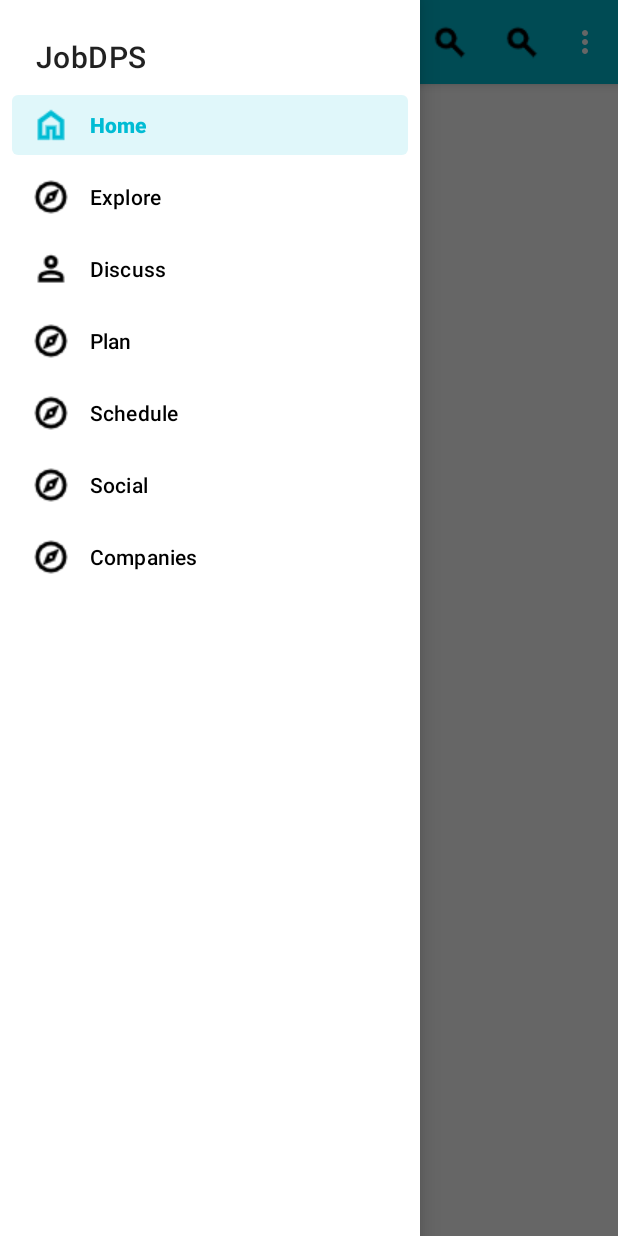
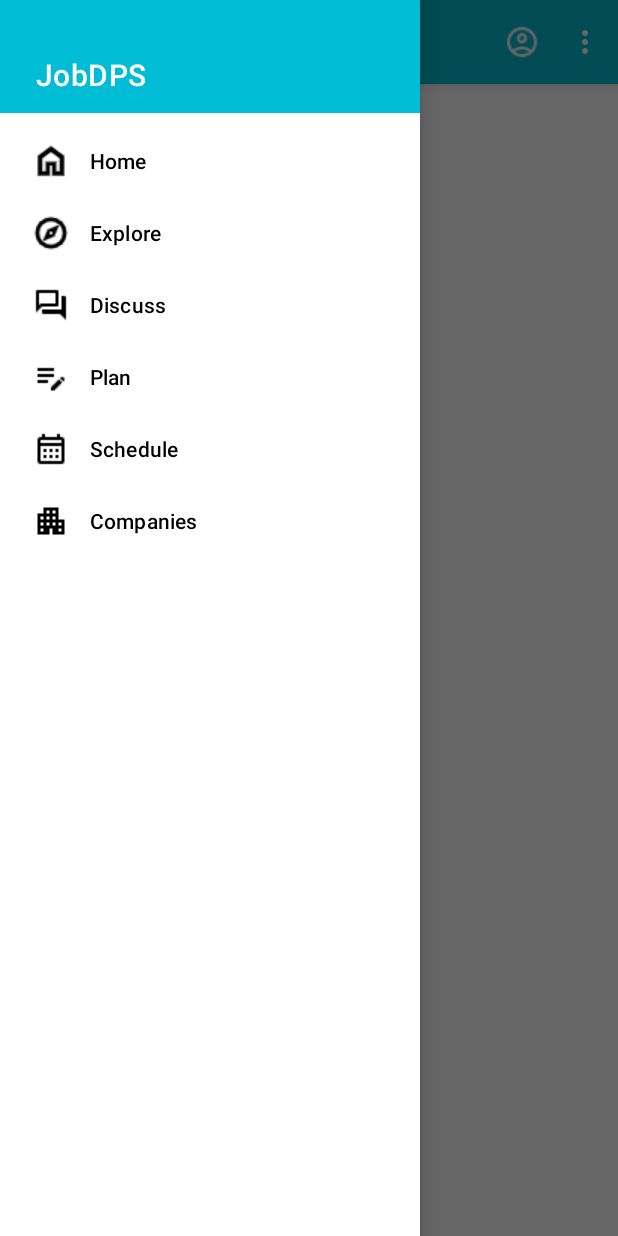
Before and after one commit to JobDPS/android-src, an Android app: the screen it shows after launch (MainActivity), with the side drawer open, on a phone screen of 412 x 824 dp. Run offline under Robolectric (Android 15) with nearby library versions, the phone set to English and light mode, and no system bars.

Commit message:
Finalize pages to add, finish menu icons.

```diff
--- a/app/src/main/java/com/example/jobdps/MainActivity.java
+++ b/app/src/main/java/com/example/jobdps/MainActivity.java
@@ -114,9 +114,6 @@ public class MainActivity extends AppCompatActivity {
                 fragmentClass = ScheduleFragment.class;
                 break;
             case R.id.nav_item6:
-                fragmentClass = SocialFragment.class;
-                break;
-            case R.id.nav_item7:
                 fragmentClass = CompaniesFragment.class;
                 break;
             default:
--- a/app/src/main/res/layout/activity_main.xml
+++ b/app/src/main/res/layout/activity_main.xml
@@ -27,7 +27,7 @@
                 android:id="@+id/topAppBar"
                 android:layout_width="match_parent"
                 android:layout_height="?attr/actionBarSize"
-                app:navigationIcon="@drawable/menu_icon_24dp"
+                app:navigationIcon="@drawable/menu_icon_36dp"
                 app:title="@string/page_title"
                 style="@style/Widget.MaterialComponents.Toolbar.Primary" />
 
--- a/app/src/main/res/layout/header_navigation_drawer.xml
+++ b/app/src/main/res/layout/header_navigation_drawer.xml
@@ -3,15 +3,18 @@
     android:layout_width="match_parent"
     android:layout_height="wrap_content"
     android:orientation="vertical"
+    android:background="@color/primaryBlue"
     xmlns:android="http://schemas.android.com/apk/res/android">
 
     <TextView
-    android:layout_width="wrap_content"
-    android:layout_height="wrap_content"
-    android:layout_marginTop="24dp"
-    android:layout_marginStart="24dp"
-    android:layout_marginEnd="24dp"
-    android:textAppearance="?attr/textAppearanceHeadline6"
-    android:text="@string/nav_header_title" />
+        android:layout_width="wrap_content"
+        android:layout_height="wrap_content"
+        android:layout_marginTop="36dp"
+        android:layout_marginStart="24dp"
+        android:layout_marginEnd="24dp"
+        android:layout_marginBottom="12dp"
+        android:textColor="@color/white"
+        android:textAppearance="?attr/textAppearanceHeadline6"
+        android:text="@string/nav_header_title"/>
 
 </LinearLayout>
--- a/app/src/main/res/menu/navigation_drawer.xml
+++ b/app/src/main/res/menu/navigation_drawer.xml
@@ -6,31 +6,26 @@
         <item
             android:id="@+id/nav_item1"
             android:icon="@drawable/home_icon_24dp"
-            android:title="@string/nav_title_1"
-            android:checked="true" />
+            android:title="@string/nav_title_1" />
         <item
             android:id="@+id/nav_item2"
             android:icon="@drawable/explore_icon_24dp"
             android:title="@string/nav_title_2" />
         <item
             android:id="@+id/nav_item3"
-            android:icon="@drawable/person_icon_24dp"
+            android:icon="@drawable/discuss_icon_24dp"
             android:title="@string/nav_title_3" />
         <item
             android:id="@+id/nav_item4"
-            android:icon="@drawable/explore_icon_24dp"
+            android:icon="@drawable/note_icon_24dp"
             android:title="@string/nav_title_4" />
         <item
             android:id="@+id/nav_item5"
-            android:icon="@drawable/explore_icon_24dp"
+            android:icon="@drawable/calendar_icon_24dp"
             android:title="@string/nav_title_5" />
         <item
             android:id="@+id/nav_item6"
-            android:icon="@drawable/explore_icon_24dp"
+            android:icon="@drawable/apartment_icon_24dp"
             android:title="@string/nav_title_6" />
-        <item
-            android:id="@+id/nav_item7"
-            android:icon="@drawable/explore_icon_24dp"
-            android:title="@string/nav_title_7" />
     </group>
 </menu>
--- a/app/src/main/res/menu/top_app_bar.xml
+++ b/app/src/main/res/menu/top_app_bar.xml
@@ -1,38 +1,12 @@
 <?xml version="1.0" encoding="utf-8"?>
-<!--<menu xmlns:android="http://schemas.android.com/apk/res/android"-->
-<!--    xmlns:app="http://schemas.android.com/apk/res-auto">-->
-
-<!--    <item-->
-<!--        android:id="@+id/search"-->
-<!--        android:contentDescription="@string/content_description_search"-->
-<!--        android:icon="@drawable/search_icon_24dp"-->
-<!--        android:title="@string/search"-->
-<!--        app:showAsAction="ifRoom" />-->
-
-<!--    <item-->
-<!--        android:id="@+id/more"-->
-<!--        android:title="@string/more"-->
-<!--        android:icon="@drawable/more_icon_24dp"-->
-<!--        android:contentDescription="@string/content_description_more"-->
-<!--        app:showAsAction="never" />-->
-
-<!--</menu>-->
-
 <menu xmlns:android="http://schemas.android.com/apk/res/android"
 xmlns:app="http://schemas.android.com/apk/res-auto">
 
     <item
-        android:id="@+id/favorite"
-        android:icon="@drawable/search_icon_24dp"
-        android:title="@string/search"
-        android:contentDescription="@string/content_description_search"
-        app:showAsAction="ifRoom" />
-
-    <item
         android:id="@+id/search"
-        android:icon="@drawable/search_icon_24dp"
-        android:title="@string/search"
-        android:contentDescription="@string/content_description_search"
+        android:icon="@drawable/account_icon_24dp"
+        android:title="@string/profile"
+        android:contentDescription="@string/content_description_profile"
         app:showAsAction="ifRoom" />
 
     <item
--- a/app/src/main/res/values/colors.xml
+++ b/app/src/main/res/values/colors.xml
@@ -7,4 +7,6 @@
     <color name="teal_700">#FF018786</color>
     <color name="black">#FF000000</color>
     <color name="white">#FFFFFFFF</color>
+    <color name="primaryBlue">#00bcd4</color>
+    <color name="primaryBlueVariant">#0081a1</color>
 </resources>
--- a/app/src/main/res/values/strings.xml
+++ b/app/src/main/res/values/strings.xml
@@ -1,9 +1,9 @@
 <resources>
     <string name="app_name">JobDPS</string>
     <string name="page_title">JobDPS</string>
-    <string name="search">Search</string>
+    <string name="profile">Profile</string>
     <string name="more">More</string>
-    <string name="content_description_search">Search within application</string>
+    <string name="content_description_profile">Your profile</string>
     <string name="content_description_more">More options</string>
 
     <string name="nav_header_title">JobDPS</string>
@@ -12,8 +12,7 @@
     <string name="nav_title_3">Discuss</string>
     <string name="nav_title_4">Plan</string>
     <string name="nav_title_5">Schedule</string>
-    <string name="nav_title_6">Social</string>
-    <string name="nav_title_7">Companies</string>
+    <string name="nav_title_6">Companies</string>
 
     <string name="openNavDrawer">Nav Drawer Open</string>
     <string name="closeNavDrawer">Nav Drawer Closed</string>
```
Also changed, not shown: app/src/main/res/drawable/account_icon_24dp.png (added), app/src/main/res/drawable/apartment_icon_24dp.png (added), app/src/main/res/drawable/calendar_icon_24dp.png (added), app/src/main/res/drawable/discuss_icon_24dp.png (added), app/src/main/res/drawable/menu_icon_24dp.png (deleted), app/src/main/res/drawable/menu_icon_36dp.png (added), app/src/main/res/drawable/note_icon_24dp.png (added).
